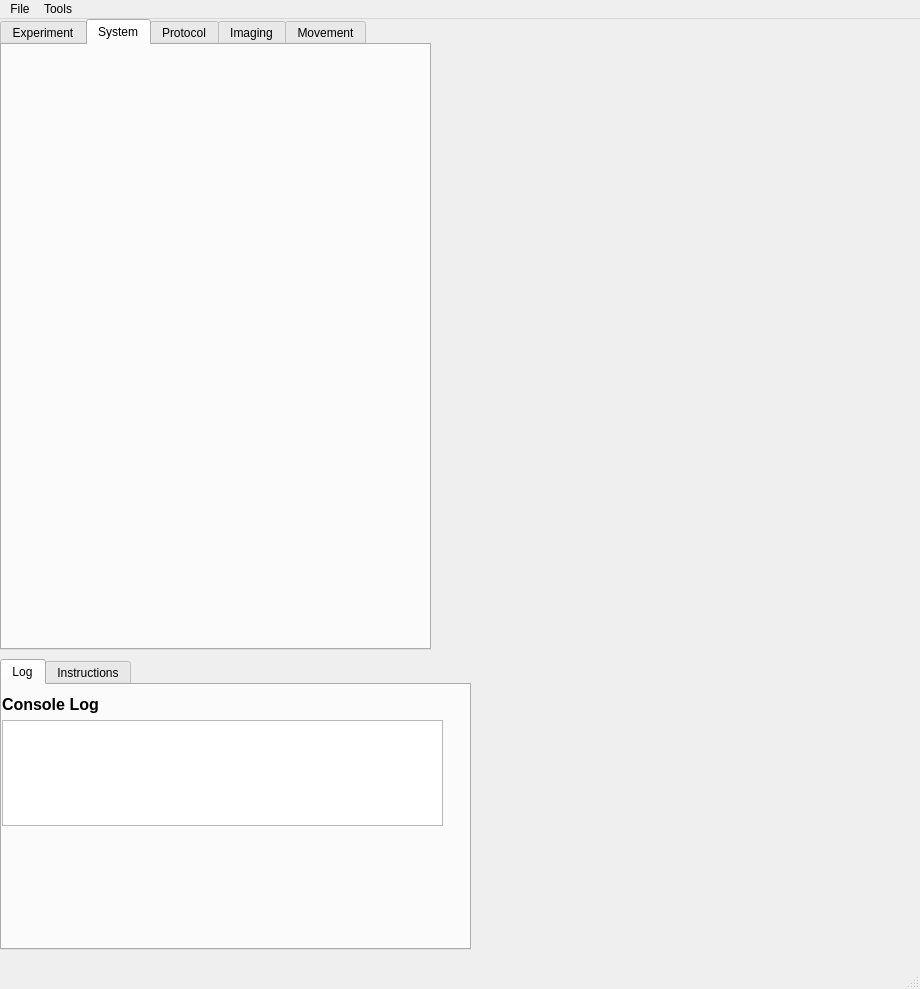
Before: the Qt Designer form autolamella/ui/UI.ui in DeMarcoLab/autolamella, drawn with Qt 5.
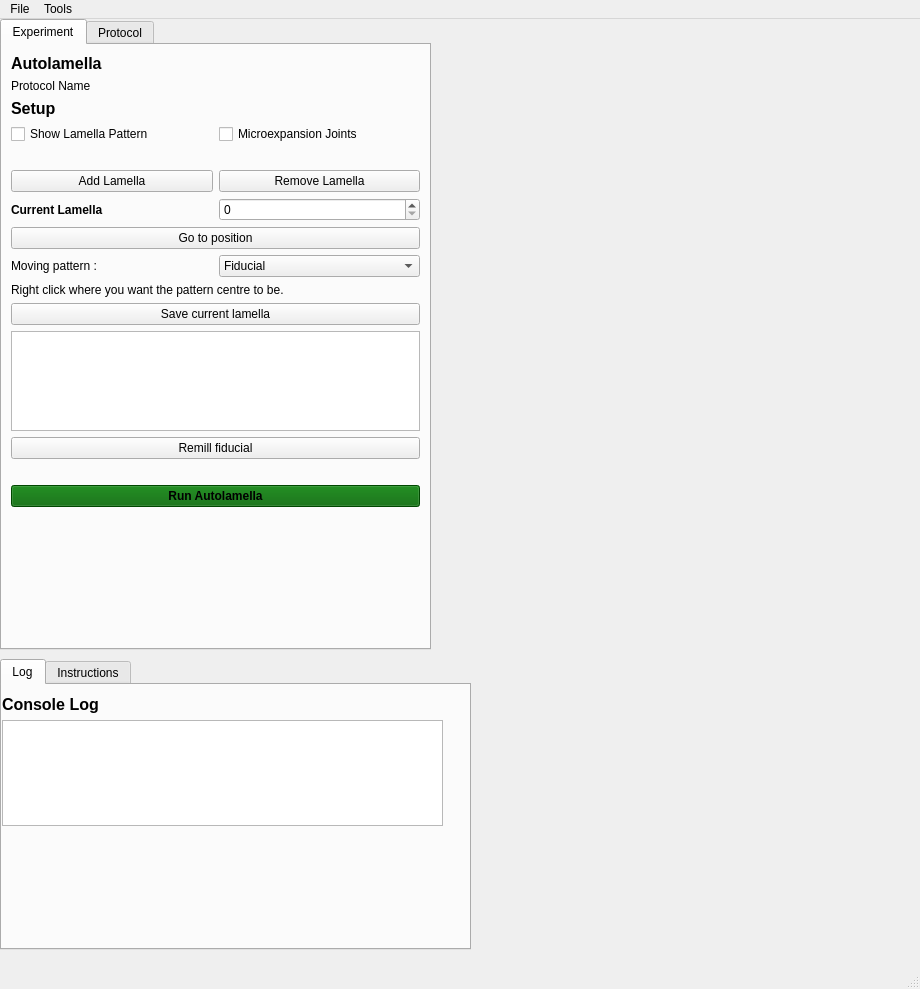
After: the same form once the commit is applied. The open tabs and pages were chosen to show the change.

Diff of the .ui file:
```diff
--- a/autolamella/ui/UI.ui
+++ b/autolamella/ui/UI.ui
@@ -275,6 +275,12 @@
           <height>100</height>
          </size>
         </property>
+        <property name="font">
+         <font>
+          <weight>75</weight>
+          <bold>true</bold>
+         </font>
+        </property>
         <property name="horizontalScrollBarPolicy">
          <enum>Qt::ScrollBarAlwaysOff</enum>
         </property>
@@ -282,22 +288,6 @@
       </item>
      </layout>
     </widget>
-    <widget class="QWidget" name="tab_4">
-     <attribute name="title">
-      <string>System</string>
-     </attribute>
-     <widget class="QWidget" name="gridLayoutWidget_5">
-      <property name="geometry">
-       <rect>
-        <x>0</x>
-        <y>10</y>
-        <width>421</width>
-        <height>471</height>
-       </rect>
-      </property>
-      <layout class="QGridLayout" name="gridLayout_system"/>
-     </widget>
-    </widget>
     <widget class="QWidget" name="tab_2">
      <attribute name="title">
       <string>Protocol</string>
@@ -632,38 +622,6 @@
       </layout>
      </widget>
     </widget>
-    <widget class="QWidget" name="tab_imaging">
-     <attribute name="title">
-      <string>Imaging</string>
-     </attribute>
-     <widget class="QWidget" name="gridLayoutWidget_3">
-      <property name="geometry">
-       <rect>
-        <x>0</x>
-        <y>0</y>
-        <width>431</width>
-        <height>611</height>
-       </rect>
-      </property>
-      <layout class="QGridLayout" name="gridlayout_imaging"/>
-     </widget>
-    </widget>
-    <widget class="QWidget" name="tab_movement">
-     <attribute name="title">
-      <string>Movement</string>
-     </attribute>
-     <widget class="QWidget" name="gridLayoutWidget_4">
-      <property name="geometry">
-       <rect>
-        <x>0</x>
-        <y>0</y>
-        <width>431</width>
-        <height>611</height>
-       </rect>
-      </property>
-      <layout class="QGridLayout" name="gridlayout_movement"/>
-     </widget>
-    </widget>
    </widget>
    <widget class="QTabWidget" name="tabWidget_2">
     <property name="geometry">
```
